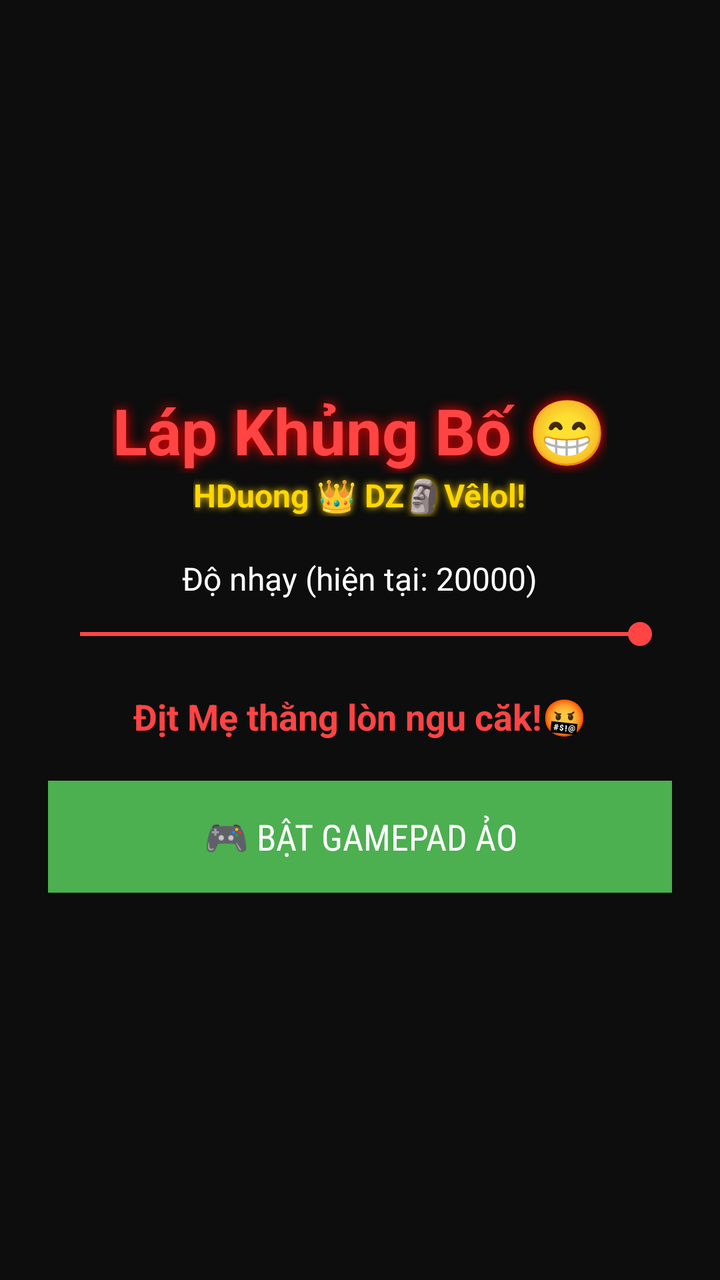
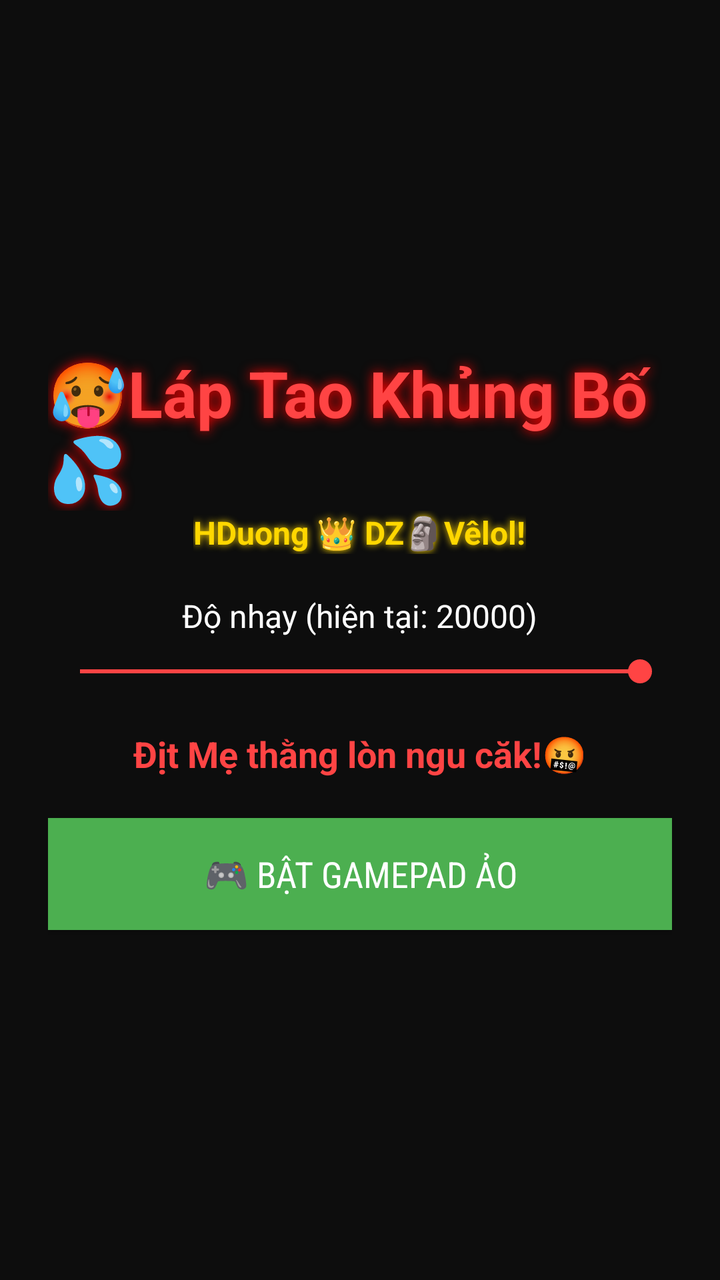

The first picture is an Android layout as it rendered before a commit; the second is the same layout after the commit. The layout source and the unified diff follow.
<!-- AndroidManifest.xml: application theme Theme.AppCompat.NoActionBar -->
<!-- res/layout/activity_main.xml -->
<?xml version="1.0" encoding="utf-8"?>
<LinearLayout xmlns:android="http://schemas.android.com/apk/res/android"
    android:layout_width="match_parent"
    android:layout_height="match_parent"
    android:orientation="vertical"
    android:gravity="center"
    android:background="#0D0D0D"
    android:padding="24dp">

    
    <TextView
        android:layout_width="wrap_content"
        android:layout_height="wrap_content"
        android:text="Láp Khủng Bố 😁"
        android:textColor="#FF4444"
        android:textSize="32sp"
        android:textStyle="bold"
        android:shadowColor="#FF0000"
        android:shadowDx="0"
        android:shadowDy="0"
        android:shadowRadius="15" />

    
    <TextView
        android:layout_width="wrap_content"
        android:layout_height="wrap_content"
        android:text="HDuong 👑 DZ🗿Vêlol!"
        android:textColor="#FFD700"
        android:textSize="16sp"
        android:textStyle="bold"
        android:layout_marginBottom="20dp"
        android:shadowColor="#FFD700"
        android:shadowDx="0"
        android:shadowDy="0"
        android:shadowRadius="8" />

    
    <TextView
        android:id="@+id/tvSensitivityLabel"
        android:layout_width="wrap_content"
        android:layout_height="wrap_content"
        android:text="Độ nhạy (hiện tại: 20000)"
        android:textColor="#FFFFFF"
        android:textSize="16sp"
        android:layout_marginBottom="8dp" />

    <SeekBar
        android:id="@+id/sensitivitySeekBar"
        android:layout_width="match_parent"
        android:layout_height="wrap_content"
        android:max="20000"
        android:progress="20000"
        android:layout_marginBottom="20dp" />

    
    <TextView
        android:layout_width="wrap_content"
        android:layout_height="wrap_content"
        android:text="Địt Mẹ thằng lòn ngu căk!🤬"
        android:textColor="#FF4444"
        android:textSize="18sp"
        android:textStyle="bold"
        android:layout_marginBottom="20dp" />

    
    <Button
        android:id="@+id/btnActivate"
        android:layout_width="match_parent"
        android:layout_height="56dp"
        android:text="🎮 BẬT GAMEPAD ẢO"
        android:textSize="18sp"
        android:textColor="#FFFFFF"
        android:background="#4CAF50"
        android:fontFamily="sans-serif-condensed" />

</LinearLayout>
<!-- resources referenced by this layout -->
<resources>
  <style name="Theme.AppCompat.NoActionBar" parent="Theme.AppCompat.Light.NoActionBar">
          <item name="colorPrimary">@color/colorPrimary</item>
          <item name="colorPrimaryDark">@color/colorPrimaryDark</item>
          <item name="colorAccent">@color/colorAccent</item>
      </style>
  <color name="colorPrimary">#FF4444</color>
  <color name="colorPrimaryDark">#880000</color>
  <color name="colorAccent">#FF4444</color>
</resources>

<!-- the commit's change to res/layout/activity_main.xml (unified diff, before → after) -->
@@ -7,11 +7,10 @@
     android:background="#0D0D0D"
     android:padding="24dp">
 
-    
     <TextView
         android:layout_width="wrap_content"
         android:layout_height="wrap_content"
-        android:text="Láp Khủng Bố 😁"
+        android:text="🥵Láp Tao Khủng Bố 💦"
         android:textColor="#FF4444"
         android:textSize="32sp"
         android:textStyle="bold"
@@ -20,7 +19,6 @@
         android:shadowDy="0"
         android:shadowRadius="15" />
 
-    
     <TextView
         android:layout_width="wrap_content"
         android:layout_height="wrap_content"
@@ -34,7 +32,6 @@
         android:shadowDy="0"
         android:shadowRadius="8" />
 
-    
     <TextView
         android:id="@+id/tvSensitivityLabel"
         android:layout_width="wrap_content"
@@ -52,7 +49,6 @@
         android:progress="20000"
         android:layout_marginBottom="20dp" />
 
-    
     <TextView
         android:layout_width="wrap_content"
         android:layout_height="wrap_content"
@@ -62,7 +58,6 @@
         android:textStyle="bold"
         android:layout_marginBottom="20dp" />
 
-    
     <Button
         android:id="@+id/btnActivate"
         android:layout_width="match_parent"
